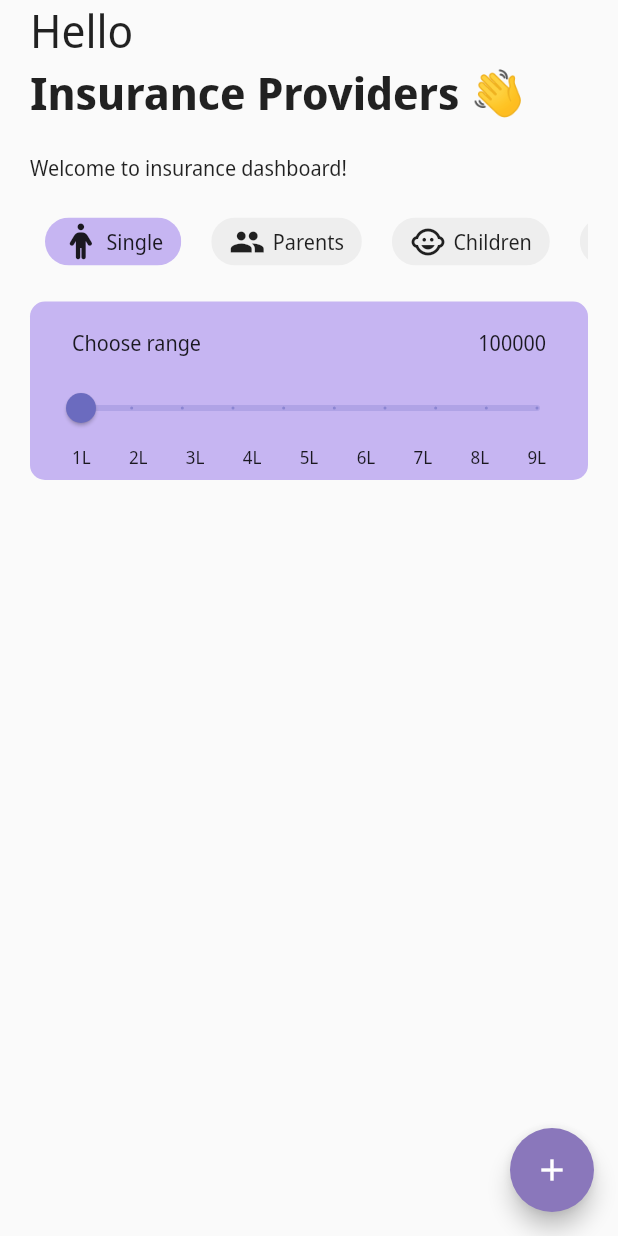
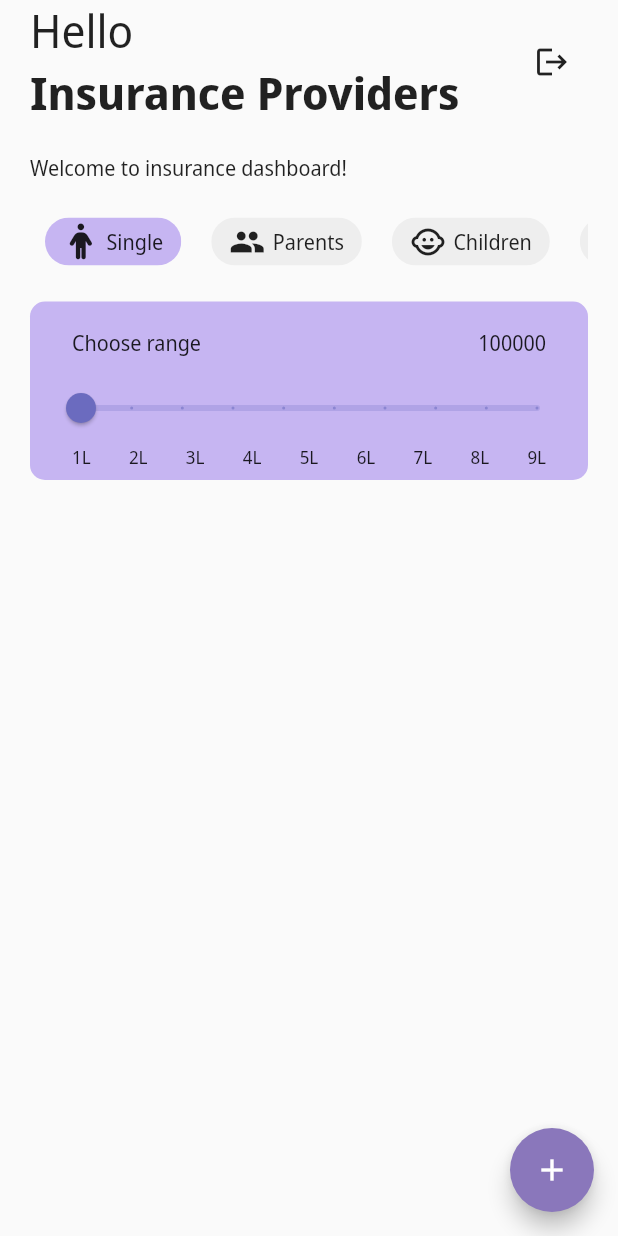
Before and after one commit to smash-cracker/medical-app-flutter, a Flutter app: the InsuranceHomescreen screen opened directly, on a phone screen of 412 x 824 dp. Run offline on Flutter 3.47's test engine with Material 2 defaults, Android fonts, the phone set to English and light mode, and no system bars; our stand-ins replace cloud_firestore, firebase_auth, firebase_core, flutter_svg, font_awesome_flutter, google_fonts and 2 more; accounts and stored records are empty.

```diff
--- a/lib/screens/insurance_homescreen.dart
+++ b/lib/screens/insurance_homescreen.dart
@@ -6,6 +6,7 @@ import 'package:flutter/material.dart';
 import 'package:flutter/services.dart';
 import 'package:font_awesome_flutter/font_awesome_flutter.dart';
 import 'package:medical/auth/auth_methods.dart';
+import 'package:medical/screens/login.dart';
 import 'package:medical/utils/insurance_box.dart';
 import 'package:top_snackbar_flutter/custom_snack_bar.dart';
 import 'package:top_snackbar_flutter/top_snack_bar.dart';
@@ -24,6 +25,14 @@ class _InsuranceHomescreenState extends State<InsuranceHomescreen> {
   late String _selectedTopic;
   late String _filtertopic;
   List<TextEditingController> _controllers = [];
+  void signOutUser() async {
+    await AuthMethods().signOut();
+    Navigator.of(context).pushReplacement(
+      MaterialPageRoute(
+        builder: (context) => LoginScreen(),
+      ),
+    );
+  }
 
   @override
   void dispose() {
@@ -80,7 +89,10 @@ class _InsuranceHomescreenState extends State<InsuranceHomescreen> {
             crossAxisAlignment: CrossAxisAlignment.start,
             children: [
               Container(
-                child: Column(
+                child: Row(
+                  mainAxisAlignment: MainAxisAlignment.spaceBetween,
+                  children: [
+                    Column(
                       mainAxisAlignment: MainAxisAlignment.start,
                       crossAxisAlignment: CrossAxisAlignment.start,
                       children: [
@@ -89,9 +101,17 @@ class _InsuranceHomescreenState extends State<InsuranceHomescreen> {
                           style: TextStyle(fontSize: 30),
                         ),
                         Text(
-                      'Insurance Providers 👋',
-                      style:
-                          TextStyle(fontSize: 30, fontWeight: FontWeight.bold),
+                          'Insurance Providers',
+                          style: TextStyle(
+                              fontSize: 30, fontWeight: FontWeight.bold),
+                        ),
+                      ],
+                    ),
+                    IconButton(
+                      onPressed: () {
+                        signOutUser();
+                      },
+                      icon: Icon(Icons.logout),
                     ),
                   ],
                 ),
@@ -372,7 +392,8 @@ class _InsuranceHomescreenState extends State<InsuranceHomescreen> {
                   final String result = await AuthMethods().addInsurance(
                     name: insuranceName,
                     amount: insuranceAmount,
-                      desc: _insuranceDescriptionController.text);
+                    desc: _insuranceDescriptionController.text,
+                  );
                   Navigator.pop(context);
                   if (result == 'success') {
                     showTopSnackBar(
@@ -383,8 +404,9 @@ class _InsuranceHomescreenState extends State<InsuranceHomescreen> {
                       dismissType: DismissType.onSwipe,
                       dismissDirection: [DismissDirection.startToEnd],
                     );
+                    _insuranceNameController.clear();
                     _insuranceAmountController.clear();
-                    _insuranceAmountController.clear();
+                    _insuranceDescriptionController.clear();
                   }
                 },
                 child: Text("Add Insurance"),
```
Lines whose indentation alone changed are shown as unchanged.
